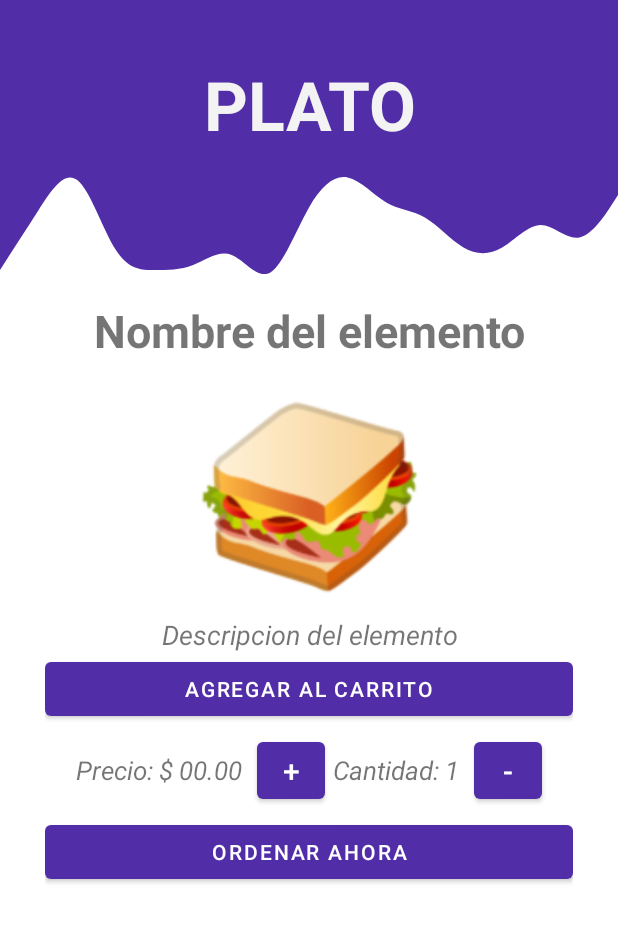
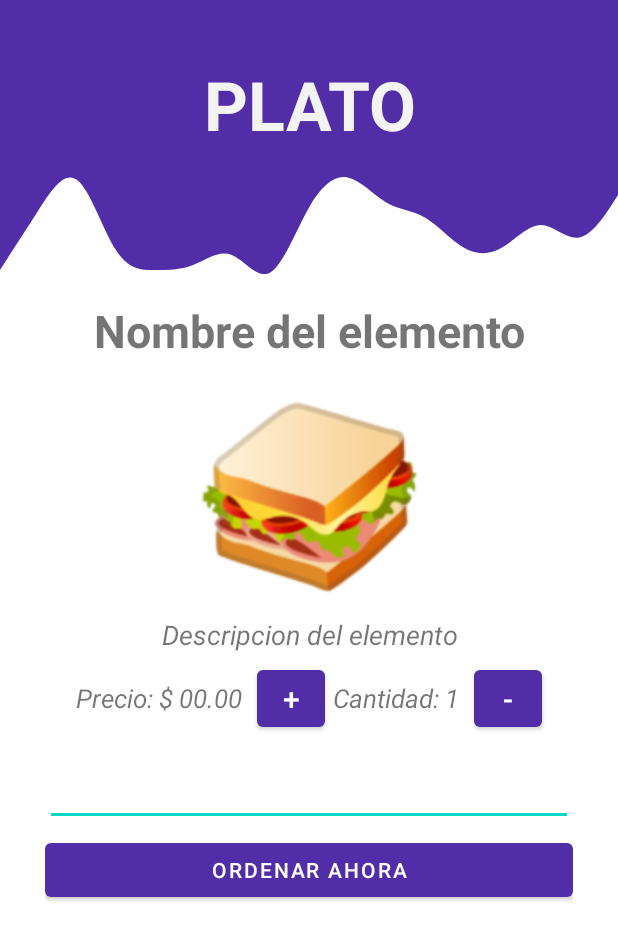
Before and after one commit to fran11sv/Grupo10DAM, an Android app: the layout activity_elemento_detallado.xml on its own in the app's theme, with its tools: preview values and no code run, on a phone screen of 412 x 824 dp. Shown: the top 940 px of the screen. Run offline under Robolectric (Android 15) with nearby library versions, the phone set to English and light mode, and no system bars.

```diff
--- a/app/src/main/res/layout/activity_elemento_detallado.xml
+++ b/app/src/main/res/layout/activity_elemento_detallado.xml
@@ -57,11 +57,6 @@
         android:gravity="center"
         android:textSize="18sp"
         android:text="@string/txtDescripcion"/>
-        <Button
-            android:layout_width="match_parent"
-            android:layout_height="wrap_content"
-            android:id="@+id/btnAgregar"
-            android:text="@string/btnAgregar"/>
         <LinearLayout
             android:layout_width="match_parent"
             android:layout_height="wrap_content"
@@ -105,11 +100,18 @@
                 android:layout_marginStart="10sp"
                 android:text="@string/btnResta"/>
         </LinearLayout>
+        <EditText
+            android:layout_width="match_parent"
+            android:layout_height="50sp"
+            android:layout_marginTop="10sp"
+            android:id="@+id/edtComentarioUsu"
+            android:inputType="text"/>
         <Button
-            android:id="@+id/btnComprar"
+            android:id="@+id/btnOrdenarPedido"
             android:layout_marginTop="5sp"
             android:layout_width="match_parent"
             android:layout_height="wrap_content"
-            android:text="@string/btnComprar"/>
+            android:text="@string/btnComprar"
+            android:onClick="realizarPedido"/>
     </LinearLayout>
 </LinearLayout>
```
Also changed, not shown: app/src/main/java/sv/edu/catolica/grupo10dam/ElementoDetallado.java (+101 -25 lines), app/src/main/java/sv/edu/catolica/grupo10dam/Login.java (+10 -1 lines).
